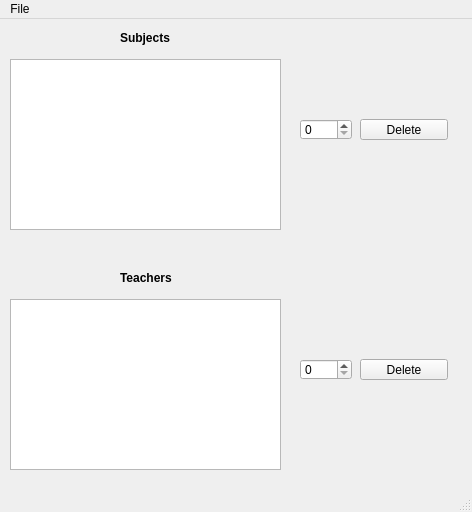
First picture: the form in sources/delTS.ui, repository ice-bit/registro, before the edit.
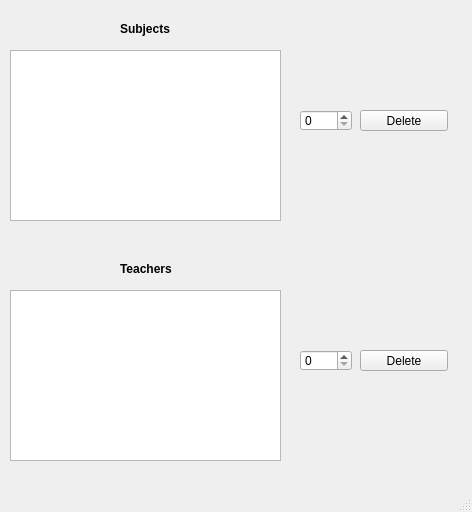
Second picture: the form after the edit. Icons and pictures are not drawn.

```diff
--- a/sources/delTS.ui
+++ b/sources/delTS.ui
@@ -22,7 +22,7 @@
     <property name="geometry">
      <rect>
       <x>10</x>
-      <y>40</y>
+      <y>50</y>
       <width>271</width>
       <height>171</height>
      </rect>
@@ -35,7 +35,7 @@
     <property name="geometry">
      <rect>
       <x>120</x>
-      <y>10</y>
+      <y>20</y>
       <width>71</width>
       <height>18</height>
      </rect>
@@ -54,7 +54,7 @@
     <property name="geometry">
      <rect>
       <x>10</x>
-      <y>280</y>
+      <y>290</y>
       <width>271</width>
       <height>171</height>
      </rect>
@@ -67,7 +67,7 @@
     <property name="geometry">
      <rect>
       <x>120</x>
-      <y>250</y>
+      <y>260</y>
       <width>71</width>
       <height>18</height>
      </rect>
@@ -86,7 +86,7 @@
     <property name="geometry">
      <rect>
       <x>300</x>
-      <y>100</y>
+      <y>110</y>
       <width>52</width>
       <height>21</height>
      </rect>
@@ -96,7 +96,7 @@
     <property name="geometry">
      <rect>
       <x>360</x>
-      <y>100</y>
+      <y>110</y>
       <width>88</width>
       <height>21</height>
      </rect>
@@ -109,7 +109,7 @@
     <property name="geometry">
      <rect>
       <x>300</x>
-      <y>340</y>
+      <y>350</y>
       <width>52</width>
       <height>21</height>
      </rect>
@@ -119,7 +119,7 @@
     <property name="geometry">
      <rect>
       <x>360</x>
-      <y>340</y>
+      <y>350</y>
       <width>88</width>
       <height>21</height>
      </rect>
@@ -132,7 +132,7 @@
     <property name="geometry">
      <rect>
       <x>10</x>
-      <y>220</y>
+      <y>230</y>
       <width>441</width>
       <height>20</height>
      </rect>
@@ -145,23 +145,6 @@
     </property>
    </widget>
   </widget>
-  <widget class="QMenuBar" name="menubar">
-   <property name="geometry">
-    <rect>
-     <x>0</x>
-     <y>0</y>
-     <width>472</width>
-     <height>30</height>
-    </rect>
-   </property>
-   <widget class="QMenu" name="menuFile">
-    <property name="title">
-     <string>File</string>
-    </property>
-    <addaction name="actionRefresh"/>
-   </widget>
-   <addaction name="menuFile"/>
-  </widget>
   <widget class="QStatusBar" name="statusbar"/>
   <action name="actionRefresh">
    <property name="text">
```
